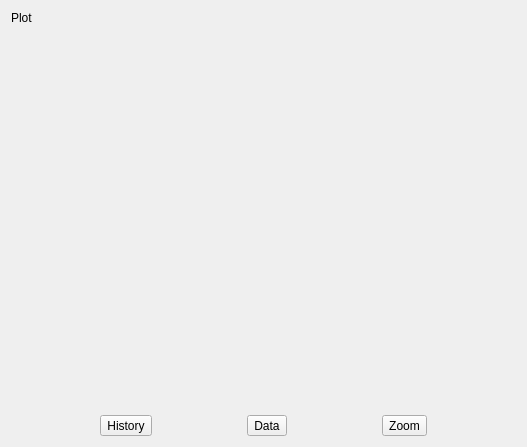
The window that src/FormPlot/formplot.ui (MRsoymilk/Helianthus) describes before a commit, drawn with Qt 5.
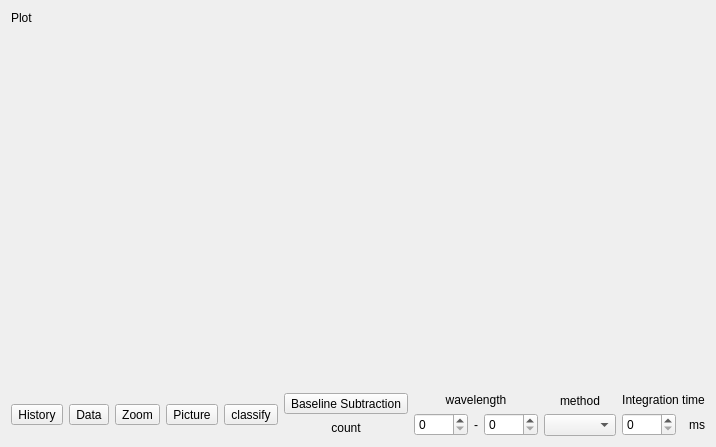
The same window after the commit.

Commit message: add plot method, start-end, integration, sub baseline, classify control

Diff of the .ui file:
```diff
--- a/src/FormPlot/formplot.ui
+++ b/src/FormPlot/formplot.ui
@@ -6,7 +6,7 @@
    <rect>
     <x>0</x>
     <y>0</y>
-    <width>527</width>
+    <width>700</width>
     <height>447</height>
    </rect>
   </property>
@@ -53,6 +53,135 @@
        </property>
       </widget>
      </item>
+     <item>
+      <widget class="QToolButton" name="tBtnPicture">
+       <property name="text">
+        <string>Picture</string>
+       </property>
+      </widget>
+     </item>
+     <item>
+      <widget class="QToolButton" name="tBtnClassify">
+       <property name="text">
+        <string>classify</string>
+       </property>
+      </widget>
+     </item>
+     <item>
+      <layout class="QVBoxLayout" name="verticalLayout">
+       <item>
+        <widget class="QToolButton" name="tBtnBaselineSubtraction">
+         <property name="text">
+          <string>Baseline Subtraction</string>
+         </property>
+        </widget>
+       </item>
+       <item>
+        <widget class="QLabel" name="labelCount">
+         <property name="text">
+          <string>count</string>
+         </property>
+         <property name="alignment">
+          <set>Qt::AlignmentFlag::AlignCenter</set>
+         </property>
+        </widget>
+       </item>
+      </layout>
+     </item>
+     <item>
+      <layout class="QVBoxLayout" name="vLayWavelength">
+       <item>
+        <widget class="QLabel" name="labelWavelength">
+         <property name="text">
+          <string>wavelength</string>
+         </property>
+         <property name="alignment">
+          <set>Qt::AlignmentFlag::AlignCenter</set>
+         </property>
+        </widget>
+       </item>
+       <item>
+        <layout class="QHBoxLayout" name="hLayStartEnd">
+         <item>
+          <widget class="QSpinBox" name="spinBoxStart">
+           <property name="maximum">
+            <number>9999</number>
+           </property>
+          </widget>
+         </item>
+         <item>
+          <widget class="QLabel" name="label_">
+           <property name="text">
+            <string>-</string>
+           </property>
+           <property name="alignment">
+            <set>Qt::AlignmentFlag::AlignCenter</set>
+           </property>
+          </widget>
+         </item>
+         <item>
+          <widget class="QSpinBox" name="spinBoxEnd">
+           <property name="maximum">
+            <number>9999</number>
+           </property>
+          </widget>
+         </item>
+        </layout>
+       </item>
+      </layout>
+     </item>
+     <item>
+      <layout class="QVBoxLayout" name="vLayMethod">
+       <item>
+        <widget class="QLabel" name="labelMethod">
+         <property name="text">
+          <string>method</string>
+         </property>
+         <property name="alignment">
+          <set>Qt::AlignmentFlag::AlignCenter</set>
+         </property>
+        </widget>
+       </item>
+       <item>
+        <widget class="QComboBox" name="comboBoxMethod"/>
+       </item>
+      </layout>
+     </item>
+     <item>
+      <layout class="QVBoxLayout" name="vLayIntegrationTime">
+       <item>
+        <widget class="QLabel" name="labelIntegrationTime">
+         <property name="text">
+          <string>Integration time</string>
+         </property>
+         <property name="alignment">
+          <set>Qt::AlignmentFlag::AlignCenter</set>
+         </property>
+        </widget>
+       </item>
+       <item>
+        <layout class="QHBoxLayout" name="hLayTime">
+         <item>
+          <widget class="QSpinBox" name="spinBox_ms">
+           <property name="maximum">
+            <number>9999</number>
+           </property>
+          </widget>
+         </item>
+         <item>
+          <widget class="QLabel" name="label_ms">
+           <property name="text">
+            <string>ms</string>
+           </property>
+           <property name="alignment">
+            <set>Qt::AlignmentFlag::AlignRight|Qt::AlignmentFlag::AlignTrailing|Qt::AlignmentFlag::AlignVCenter</set>
+           </property>
+          </widget>
+         </item>
+        </layout>
+       </item>
+      </layout>
+     </item>
     </layout>
    </item>
   </layout>
```
The commit also changes 7 other files.
